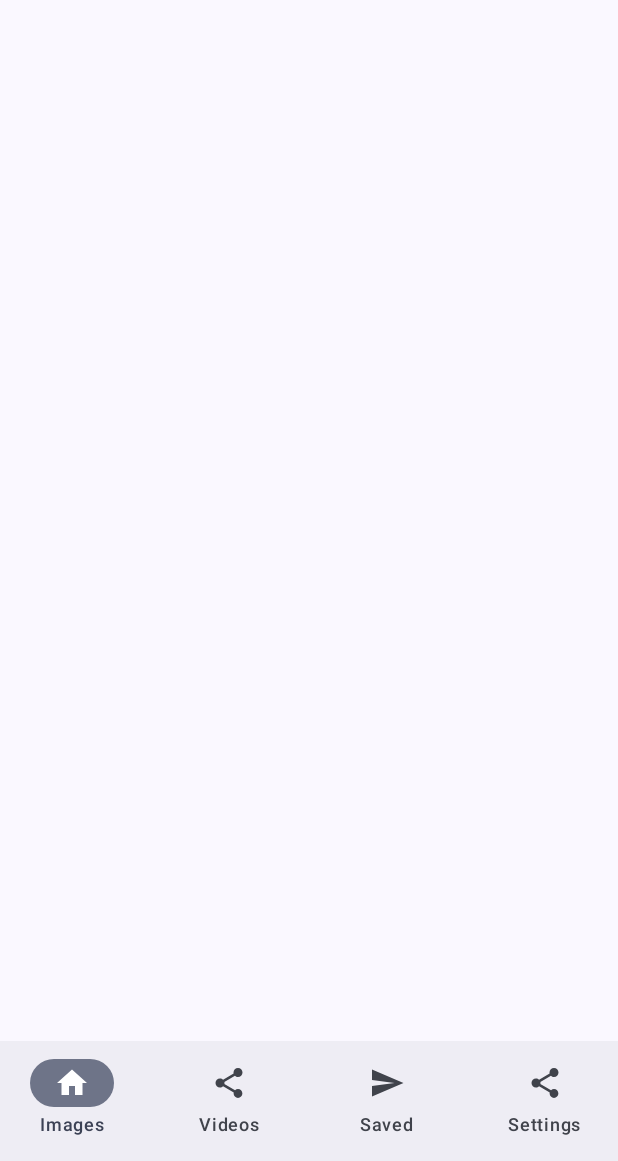
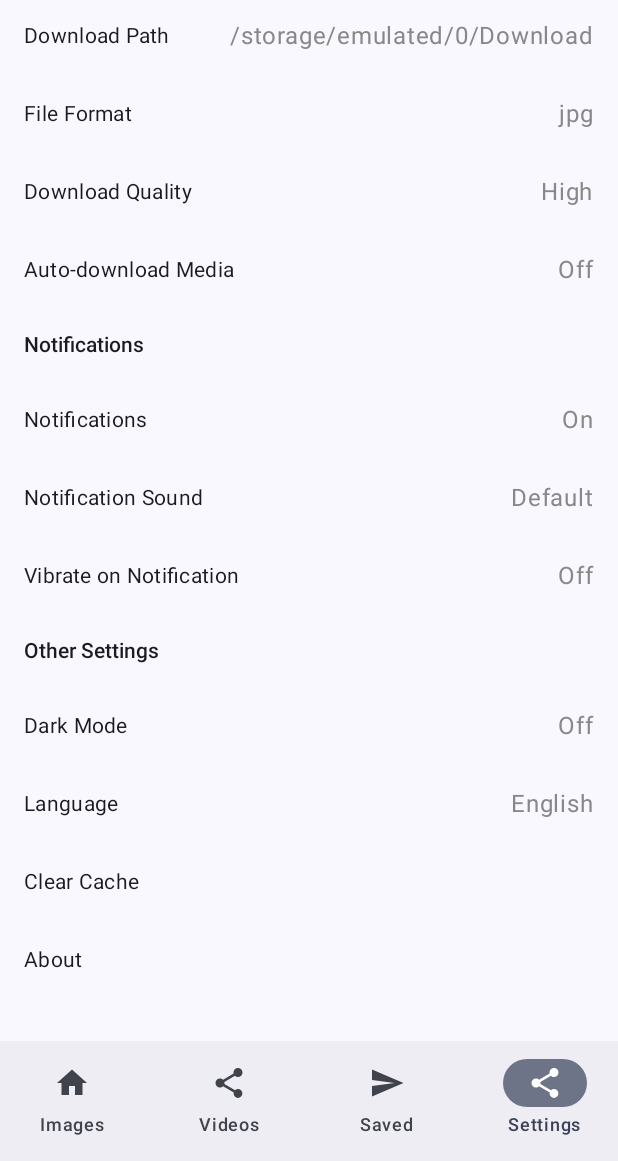
Before and after one commit to Kratosgado/StatusSaver, an Android app built with Jetpack Compose: the screen it shows after launch (MainActivity), on a phone screen of 412 x 824 dp, the part 75-1236 px from its top. Run offline under Robolectric (Android 15) with nearby library versions, the light colour scheme and no system bars.

Commit message:
initial setting screen

```diff
--- a/app/src/main/java/com/example/testapp/MainActivity.kt
+++ b/app/src/main/java/com/example/testapp/MainActivity.kt
@@ -29,6 +29,9 @@ class MainActivity : ComponentActivity() {
     checkPermissions()
 
     val savedDir = "/StatusSaver/"
+    if (!Environment.getExternalStorageDirectory().resolve(savedDir).exists()) {
+      Environment.getExternalStorageDirectory().resolve(savedDir).mkdir()
+    }
 
     setContent {
       AppTheme {
--- a/app/src/main/java/com/example/testapp/ui/theme/Type.kt
+++ b/app/src/main/java/com/example/testapp/ui/theme/Type.kt
@@ -28,6 +28,20 @@ val Typography = Typography(
         fontSize = 11.sp,
         lineHeight = 16.sp,
         letterSpacing = 0.5.sp
-    )
+    ),
+    titleSmall = TextStyle(
+        fontFamily = FontFamily.Default,
+        fontWeight = FontWeight.Medium,
+        fontSize = 14.sp,
+        lineHeight = 20.sp,
+        letterSpacing = 0.sp
+    ),
+    bodySmall = TextStyle(
+        fontFamily = FontFamily.Default,
+        fontWeight = FontWeight.Normal,
+        fontSize = 14.sp,
+        lineHeight = 20.sp,
+        letterSpacing = 0.sp
+    ),
 
 )
--- a/app/src/main/java/com/example/testapp/ui/views/MainScreen.kt
+++ b/app/src/main/java/com/example/testapp/ui/views/MainScreen.kt
@@ -18,7 +18,7 @@ import com.example.testapp.ui.views.components.BottomNavigationBar
 
 @Composable
 fun MainScreen(directory: String, savedDir: String = "", modifier: Modifier = Modifier) {
-  var selectedItem by remember { mutableIntStateOf(0) }
+  var selectedItem by remember { mutableIntStateOf(3) }
 
   AppTheme {
     Scaffold(
@@ -31,7 +31,7 @@ fun MainScreen(directory: String, savedDir: String = "", modifier: Modifier = Mo
       when (selectedItem) {
         1 -> VideosScreen(directory = directory, modifier = Modifier.padding(it))
         2 -> SavedScreen(directory = savedDir, modifier = Modifier.padding(it))
-        3 -> SettingsScreen(modifier = Modifier.padding(it))
+        3 -> SettingsScreen( modifier = Modifier.padding(it))
         else -> ImagesScreen(
           modifier = Modifier.padding(it),
           directory = directory
--- a/app/src/main/java/com/example/testapp/ui/views/SettingsScreen.kt
+++ b/app/src/main/java/com/example/testapp/ui/views/SettingsScreen.kt
@@ -1,15 +1,187 @@
 package com.example.testapp.ui.views
 
-import androidx.compose.foundation.layout.Column
+import androidx.compose.foundation.clickable
+import androidx.compose.foundation.layout.Row
+import androidx.compose.foundation.layout.fillMaxSize
+import androidx.compose.foundation.layout.fillMaxWidth
+import androidx.compose.foundation.layout.padding
+import androidx.compose.foundation.lazy.LazyColumn
+import androidx.compose.material3.MaterialTheme
 import androidx.compose.material3.Text
 import androidx.compose.runtime.Composable
+import androidx.compose.runtime.getValue
+import androidx.compose.runtime.mutableStateOf
+import androidx.compose.runtime.remember
+import androidx.compose.runtime.setValue
+import androidx.compose.ui.Alignment
 import androidx.compose.ui.Modifier
-
+import androidx.compose.ui.graphics.Color
+import androidx.compose.ui.tooling.preview.Preview
+import androidx.compose.ui.unit.dp
+import com.example.testapp.ui.theme.AppTheme
 
 
 @Composable
 fun SettingsScreen(modifier: Modifier = Modifier) {
-  Column(modifier) {
-    Text("Settings Screen")
+  var downloadPath by remember { mutableStateOf("/storage/emulated/0/Download") }
+  var fileFormat by remember { mutableStateOf("jpg") }
+  var downloadQuality by remember {
+    mutableStateOf(
+      "High"
+    )
+  }
+  var autoDownload by remember {
+    mutableStateOf(
+      false
+    )
+  }
+  var notificationsEnabled by remember {
+    mutableStateOf(
+      true
+    )
+  }
+  var notificationSound by remember {
+    mutableStateOf(
+      "Default"
+    )
+  }
+  var vibrateOnNotification by remember {
+    mutableStateOf(
+      false
+    )
+  }
+  var darkMode by remember { mutableStateOf(false) }
+  var language by remember { mutableStateOf("English") }
+
+  LazyColumn(modifier = Modifier.fillMaxSize()) {
+    item {
+      Text(
+        text = "Download Settings",
+        style = MaterialTheme.typography.titleSmall,
+        modifier = Modifier.padding(16.dp)
+      )
+    }
+    item {
+      SettingItem(
+        title = "Download Path",
+        value = downloadPath,
+        onClick = { /* Handle download path selection */ }
+      )
+    }
+    item {
+      SettingItem(
+        title = "File Format",
+        value = fileFormat,
+        onClick = { /* Handle file format selection */ }
+      )
+    }
+    item {
+      SettingItem(
+        title = "Download Quality",
+        value = downloadQuality,
+        onClick = { /* Handle download quality selection */ }
+      )
+    }
+    item {
+      SettingItem(
+        title = "Auto-download Media",
+        value = if (autoDownload) "On" else "Off",
+        onClick = { autoDownload = !autoDownload }
+      )
+    }
+    item {
+      Text(
+        text = "Notifications",
+        style = MaterialTheme.typography.titleSmall,
+        modifier = Modifier.padding(16.dp)
+      )
+    }
+    item {
+      SettingItem(
+        title = "Notifications",
+        value = if (notificationsEnabled) "On" else "Off",
+        onClick = { notificationsEnabled = !notificationsEnabled }
+      )
+    }
+    item {
+      SettingItem(
+        title = "Notification Sound",
+        value = notificationSound,
+        onClick = { /* Handle notification sound selection */ }
+      )
+    }
+    item {
+      SettingItem(
+        title = "Vibrate on Notification",
+        value = if (vibrateOnNotification) "On" else "Off",
+        onClick = { vibrateOnNotification = !vibrateOnNotification }
+      )
+    }
+    item {
+      Text(
+        text = "Other Settings",
+        style = MaterialTheme.typography.titleSmall,
+        modifier = Modifier.padding(16.dp)
+      )
+    }
+    item {
+      SettingItem(
+        title = "Dark Mode",
+        value = if (darkMode) "On" else "Off",
+        onClick = { darkMode = !darkMode }
+      )
+    }
+    item {
+      SettingItem(
+        title = "Language",
+        value = language,
+        onClick = { /* Handle language selection */ }
+      )
+    }
+    item {
+      SettingItem(
+        title = "Clear Cache",
+        value = "",
+        onClick = { /* Handle cache clearing */ }
+      )
+    }
+    item {
+      SettingItem(
+        title = "About",
+        value = "",
+        onClick = { /* Handle about screen navigation */ }
+      )
+    }
   }
 }
+
+@Composable
+fun SettingItem(title: String, value: String, onClick: () -> Unit) {
+  Row(
+    modifier = Modifier
+      .fillMaxWidth()
+      .clickable { onClick() }
+      .padding(16.dp),
+    verticalAlignment = Alignment.CenterVertically
+  ) {
+    Text(
+      text = title,
+      style = MaterialTheme.typography.bodyMedium,
+      modifier = Modifier.weight(1f)
+    )
+    Text(
+      text = value,
+      style = MaterialTheme.typography.bodyLarge,
+      color = Color.Gray
+    )
+  }
+}
+
+
+@Preview(showBackground = true)
+@Composable
+fun PreviewSettingsScreen() {
+  AppTheme {
+    SettingsScreen()
+  }
+}
--- /dev/null
+++ b/app/src/main/java/com/example/testapp/utils/Preferences.kt
@@ -0,0 +1,35 @@
+package com.example.testapp.utils
+
+import android.content.Context
+
+class AppPreferences(context: Context) {
+  private val sharedPreferences = context.getSharedPreferences("app_prefs", Context.MODE_PRIVATE)
+
+  fun <T> getValue(key: String, defaultValue: T): T {
+    return when (defaultValue) {
+      is String -> sharedPreferences.getString(key, defaultValue) as T
+      is Int -> sharedPreferences.getInt(key, defaultValue) as T
+      is Boolean -> sharedPreferences.getBoolean(key, defaultValue) as T
+      else -> throw IllegalArgumentException("Unsupported type")
+    }
+  }
+
+  fun <T> putValue(key: String, value: T) {
+    val editor = sharedPreferences.edit()
+    when (value) {
+      is String -> editor.putString(key, value)
+      is Int -> editor.putInt(key, value)
+      is Boolean -> editor.putBoolean(key, value)
+      else -> throw IllegalArgumentException("Unsupported type")
+    }
+    editor.apply()
+  }
+
+  companion object {
+    private var instance: AppPreferences? = null;
+    fun getInstance(context: Context): AppPreferences {
+      if (instance == null) instance = AppPreferences(context)
+      return instance!!
+    }
+  }
+}
```
